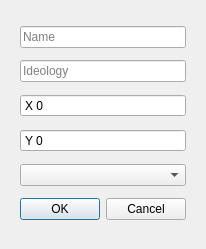
Old version of the form src/gui/addvoterdialog.ui in the repository 4ahlikNevmiruchi/PoliticalSim.
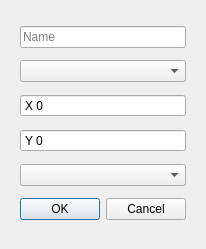
New version of the form.

Commit message: ideology model, new ideology assignment based of new table

What changed in the file:
```diff
--- a/src/gui/addvoterdialog.ui
+++ b/src/gui/addvoterdialog.ui
@@ -40,25 +40,10 @@
        </widget>
       </item>
       <item>
-       <widget class="QLineEdit" name="ideologyEdit">
-        <property name="text">
-         <string/>
-        </property>
-        <property name="echoMode">
-         <enum>QLineEdit::EchoMode::Normal</enum>
-        </property>
-        <property name="cursorPosition">
-         <number>0</number>
-        </property>
-        <property name="alignment">
-         <set>Qt::AlignmentFlag::AlignLeading|Qt::AlignmentFlag::AlignLeft|Qt::AlignmentFlag::AlignVCenter</set>
-        </property>
+       <widget class="QComboBox" name="ideologyComboBox">
         <property name="placeholderText">
          <string>Ideology</string>
         </property>
-        <property name="clearButtonEnabled">
-         <bool>false</bool>
-        </property>
        </widget>
       </item>
       <item>
```
The commit also changes 16 other files.
